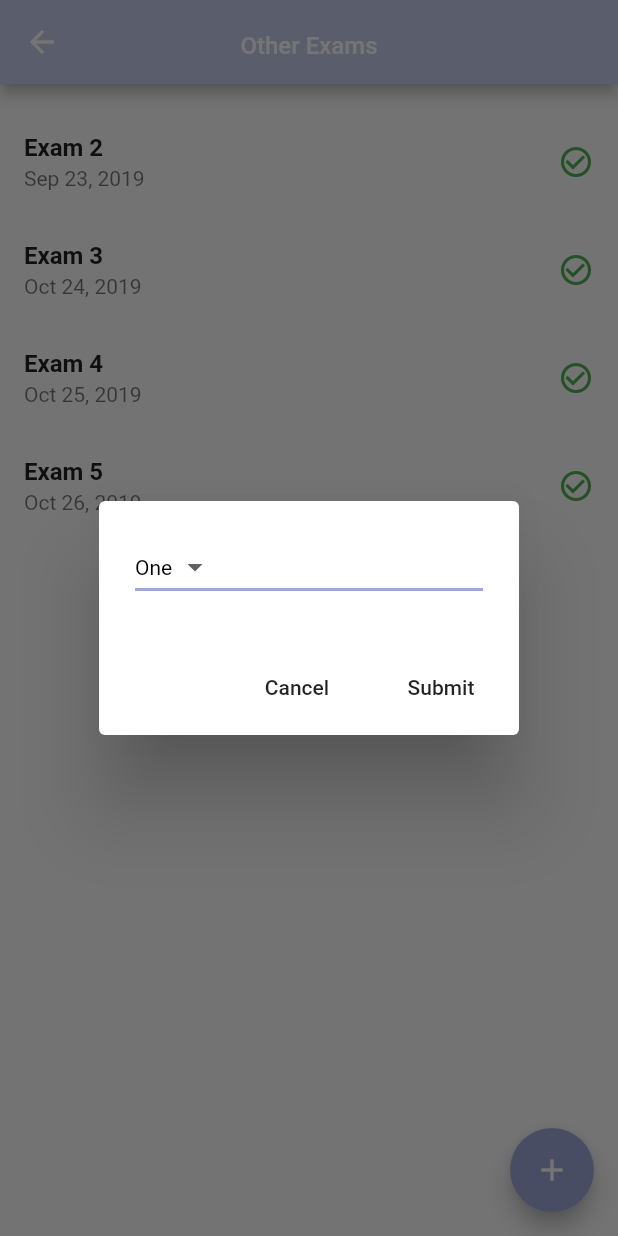
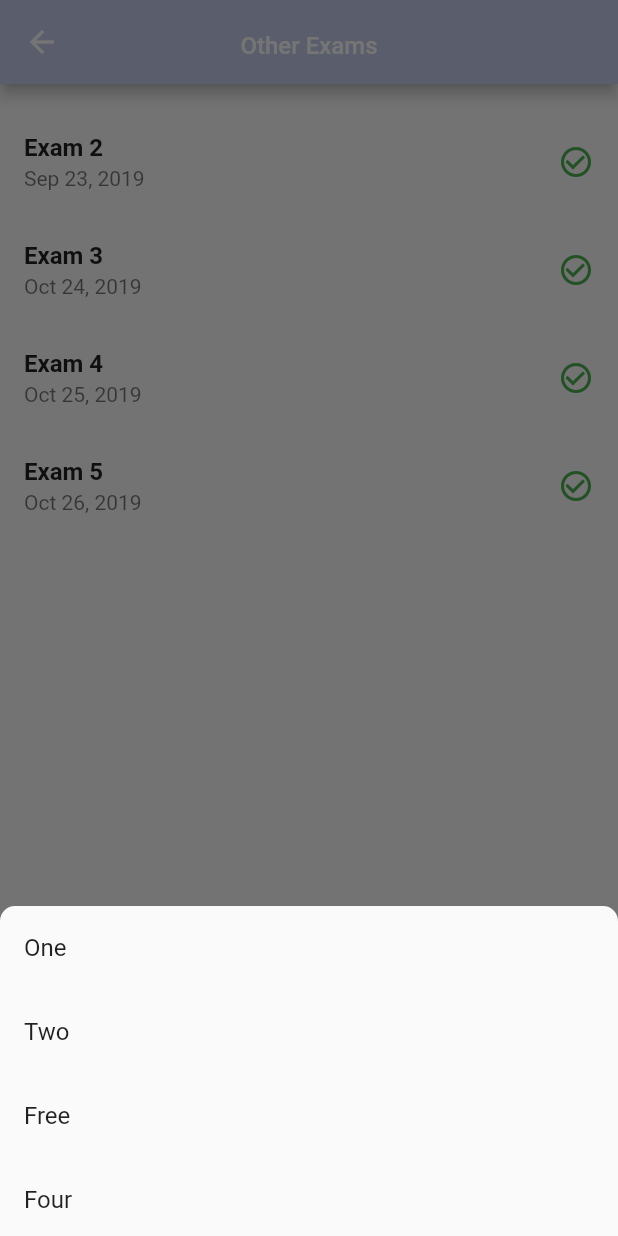
Before and after one commit to ReccaFlames/pregnancy_card, a Flutter app: the OtherExamsPage screen opened directly, scrolled down 200 dp, after a tap on the "add" icon, on a phone screen of 412 x 824 dp. Run offline on Flutter 3.47's test engine with Material 2 defaults, Android fonts, the phone set to English and light mode, and no system bars; our stand-ins replace circular_check_box, image_picker, numberpicker; network calls fail; project files that could hold a hidden picture were left out.

Commit message:
tech: changed modal for adding other exams

```diff
--- a/lib/other_exams_page.dart
+++ b/lib/other_exams_page.dart
@@ -8,54 +8,6 @@ class OtherExamsPage extends StatefulWidget {
 }
 
 class OtherExamsPageState extends State<OtherExamsPage> {
-
-  _createNewExamDialog(BuildContext context) {
-    return showDialog(context: context, builder: (context) {
-        String dropdownValue = 'One';
-        return AlertDialog(
-          content: DropdownButton<String>(
-            value: dropdownValue,
-            iconSize: 24,
-            elevation: 16,
-            style: TextStyle(
-                color: Colors.black,
-            ),
-            underline: Container(
-              height: 2,
-              color: Theme.of(context).primaryColorDark,
-            ),
-            onChanged: (String newValue) {
-              setState(() {
-                dropdownValue = newValue;
-              });
-            },
-            items: <String>['One', 'Two', 'Free', 'Four']
-                .map<DropdownMenuItem<String>>((String value) {
-              return DropdownMenuItem<String>(
-                value: value,
-                child: Text(value),
-              );
-            })
-                .toList(),
-          ),
-          actions: <Widget>[
-            MaterialButton(
-              child: Text('Cancel',),
-              onPressed: () {
-                Navigator.of(context).pop();
-              }
-            ),
-            MaterialButton(
-              child: Text('Submit',),
-              onPressed: () {
-                Navigator.of(context).pop(dropdownValue);
-              }
-            ),
-          ],
-        );
-      }
-    );
-  }
 
   @override
   Widget build(BuildContext context) {
@@ -100,9 +52,11 @@ class OtherExamsPageState extends State<OtherExamsPage> {
           color: Colors.white,
         ),
         onPressed: () {
-          _createNewExamDialog(context).then((onValue) {
+          _createOtherExamPicker(context).then((onValue) {
             setState(() {
-              dates.add(DateFormat.yMMMd().format(new DateTime(2019, 10, 25)));
+              if(onValue != null) {
+                dates.add(DateFormat.yMMMd().format(new DateTime(2019, 10, 25)));
+              }
             });
           });
         },
@@ -159,4 +113,47 @@ class OtherExamsPageState extends State<OtherExamsPage> {
       },
     );
   }
+
+  _createOtherExamPicker(BuildContext context) {
+    return showModalBottomSheet(
+        context: context,
+        builder: (context) {
+          return Container(
+            color: Color(0xFF737373),
+            height: 220,
+            child: Container(
+              child: _buildBottomNavigationMenu(),
+              decoration: BoxDecoration(
+                color: Theme.of(context).canvasColor,
+                borderRadius: BorderRadius.only(
+                  topLeft: const Radius.circular(10),
+                  topRight: const Radius.circular(10),
+                ),
+              ),
+            ),
+          );
+        });
+  }
+
+  final otherExams = <String>['One', 'Two', 'Free', 'Four', 'Five', 'Six'];
+
+  _buildBottomNavigationMenu() {
+    return Column(
+      children: <Widget>[
+        Flexible(
+          child: ListView.builder(
+            itemCount: otherExams.length,
+            itemBuilder: (context, index) {
+              return ListTile(
+                title: Text(otherExams[index]),
+                onTap: () {
+                  Navigator.of(context).pop(otherExams[index]);
+                },
+              );
+            },
+          ),
+        ),
+      ],
+    );
+  }
 }
```
